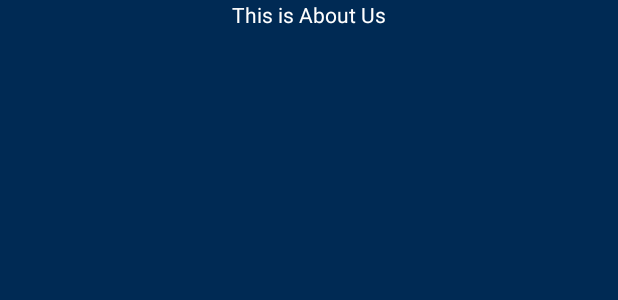
After one commit to Apurba000Biswas/Disaster-Response, an Android app: the layout about_us.xml on its own in the app's theme, with its tools: preview values and no code run, on a phone screen of 412 x 824 dp. The commit adds this screen. Shown: the top 300 px of the screen. Run offline under Robolectric (Android 15) with nearby library versions, the phone set to English and light mode, and no system bars.

Commit message:
11.3 Added About Dialog on Option

```diff
--- a/app/src/main/java/com/example/apurba/disaster/disasterreport/EarthQuakeFragment.java
+++ b/app/src/main/java/com/example/apurba/disaster/disasterreport/EarthQuakeFragment.java
@@ -333,11 +333,11 @@ public class EarthQuakeFragment extends Fragment {
                         recyclerView.setVisibility(View.VISIBLE);
                         mEmptyStateTextView.setVisibility(View.GONE);
                     }
+                }else{
+                    mEmptyStateTextView.setText(R.string.no_earthquakes);
+                    mEmptyStateTextView.setVisibility(View.VISIBLE);
                 }
                 mEmptyStateImageView.setVisibility(View.GONE);
-                mEmptyStateTextView.setText(R.string.no_earthquakes);
-                mEmptyStateTextView.setVisibility(View.VISIBLE);
-
             }else {
                 mEmptyStateTextView.setText(R.string.no_internet_connection);
                 mEmptyStateTextView.setVisibility(View.VISIBLE);
--- /dev/null
+++ b/app/src/main/res/layout/about_us.xml
@@ -0,0 +1,21 @@
+<?xml version="1.0" encoding="utf-8"?>
+<ScrollView xmlns:android="http://schemas.android.com/apk/res/android"
+    android:id="@+id/scrollView"
+    android:orientation="vertical"
+    android:background="@color/appLevel"
+    android:layout_width="fill_parent"
+    android:layout_height="fill_parent" >
+
+    <LinearLayout
+        android:layout_width="match_parent"
+        android:layout_height="wrap_content"
+        android:orientation="vertical">
+
+        <TextView
+            android:id="@+id/header"
+            android:gravity="center"
+            android:layout_width="match_parent"
+            android:layout_height="wrap_content"
+            android:text="This is About Us"/>
+    </LinearLayout>
+</ScrollView>
--- a/app/src/main/res/menu/main.xml
+++ b/app/src/main/res/menu/main.xml
@@ -9,4 +9,10 @@
         android:icon="@drawable/ic_settings"
         android:orderInCategory="1"
         app:showAsAction="ifRoom" />
+    <item
+        android:id="@+id/about_us"
+        android:title="@string/about_us"
+        android:orderInCategory="0"
+        android:icon="@drawable/ic_info"
+        app:showAsAction="ifRoom" />
 </menu>
--- a/app/src/main/res/values-v19/styles.xml
+++ b/app/src/main/res/values-v19/styles.xml
@@ -8,8 +8,11 @@
         <item name="android:textColor">#FFFFFF</item>
         <item name="android:windowTranslucentStatus">true</item>
         <item name="android:windowTranslucentNavigation">true</item>
+        <item name="android:textColorSecondary">#FF8F00</item>
+
 
     </style>
+
 
     <style name="AppTheme.NoActionBar">
         <item name="android:windowTranslucentStatus">false</item>
--- a/app/src/main/res/values/strings.xml
+++ b/app/src/main/res/values/strings.xml
@@ -102,4 +102,5 @@
     <string name="no">No</string>
 
     <string name="database_empty_state">Data storage is empty.Did you save all earthquakes?</string>
+    <string name="about_us">About us</string>
 </resources>
```
Also changed, not shown: app/src/main/java/com/example/apurba/disaster/disasterreport/MainActivity.java (+35 -4 lines), app/src/main/res/values/styles.xml (+5 -3 lines), app/src/main/res/drawable-hdpi/ic_info.png (added), app/src/main/res/drawable-mdpi/ic_info.png (added), app/src/main/res/drawable-xhdpi/ic_info.png (added), app/src/main/res/drawable-xxhdpi/ic_info.png (added).
